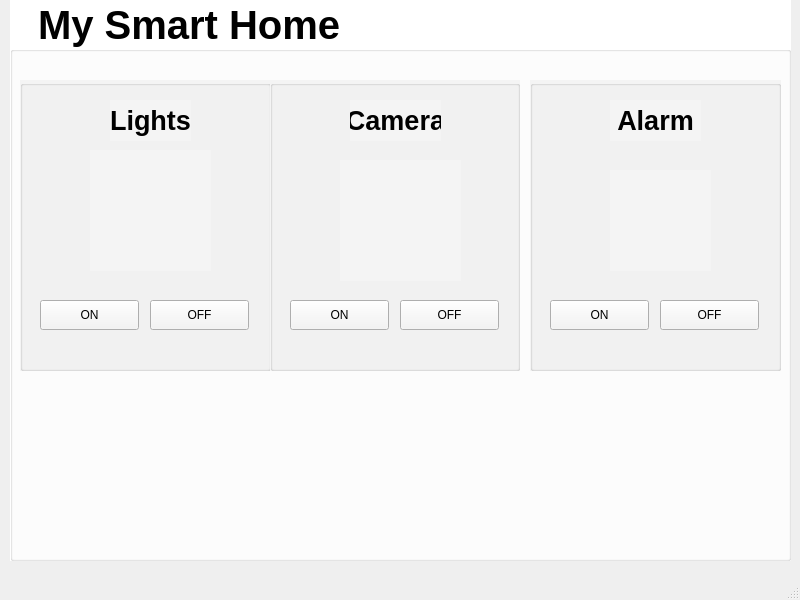
The window that day06/qt.ui (LEUNSU/basic-rasberrypi-2024) describes before a commit, drawn with Qt 5.
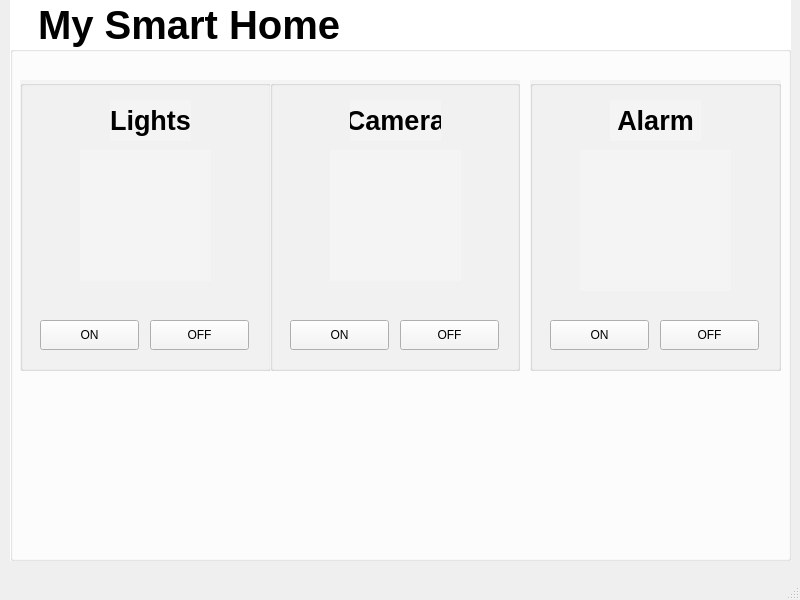
The same window after the commit. Icons and pictures are not drawn.

```diff
--- a/day06/qt.ui
+++ b/day06/qt.ui
@@ -58,7 +58,7 @@
       <property name="geometry">
        <rect>
         <x>20</x>
-        <y>220</y>
+        <y>240</y>
         <width>99</width>
         <height>30</height>
        </rect>
@@ -71,7 +71,7 @@
       <property name="geometry">
        <rect>
         <x>130</x>
-        <y>220</y>
+        <y>240</y>
         <width>99</width>
         <height>30</height>
        </rect>
@@ -112,10 +112,10 @@
      <widget class="QLabel" name="label_4">
       <property name="geometry">
        <rect>
-        <x>70</x>
+        <x>60</x>
         <y>70</y>
-        <width>121</width>
-        <height>121</height>
+        <width>131</width>
+        <height>131</height>
        </rect>
       </property>
       <property name="text">
@@ -148,7 +148,7 @@
       <property name="geometry">
        <rect>
         <x>20</x>
-        <y>220</y>
+        <y>240</y>
         <width>99</width>
         <height>30</height>
        </rect>
@@ -161,7 +161,7 @@
       <property name="geometry">
        <rect>
         <x>130</x>
-        <y>220</y>
+        <y>240</y>
         <width>99</width>
         <height>30</height>
        </rect>
@@ -202,10 +202,10 @@
      <widget class="QLabel" name="label_5">
       <property name="geometry">
        <rect>
-        <x>70</x>
-        <y>80</y>
-        <width>121</width>
-        <height>121</height>
+        <x>60</x>
+        <y>70</y>
+        <width>131</width>
+        <height>131</height>
        </rect>
       </property>
       <property name="text">
@@ -267,7 +267,7 @@
       <property name="geometry">
        <rect>
         <x>20</x>
-        <y>220</y>
+        <y>240</y>
         <width>99</width>
         <height>30</height>
        </rect>
@@ -280,7 +280,7 @@
       <property name="geometry">
        <rect>
         <x>130</x>
-        <y>220</y>
+        <y>240</y>
         <width>99</width>
         <height>30</height>
        </rect>
@@ -292,10 +292,10 @@
      <widget class="QLabel" name="label_6">
       <property name="geometry">
        <rect>
-        <x>80</x>
-        <y>90</y>
-        <width>101</width>
-        <height>101</height>
+        <x>50</x>
+        <y>70</y>
+        <width>151</width>
+        <height>141</height>
        </rect>
       </property>
       <property name="text">
```
